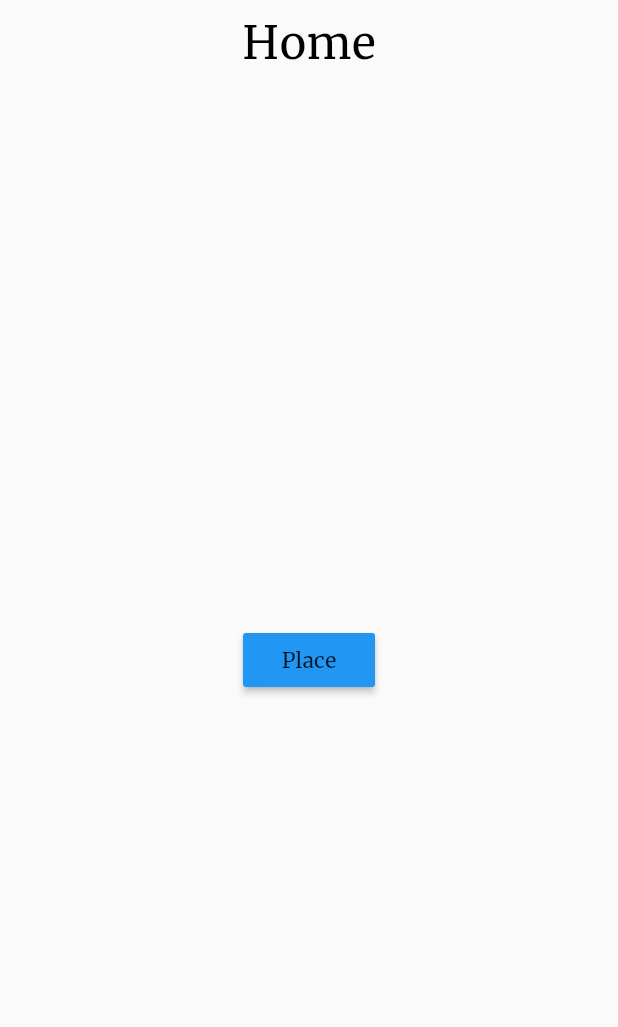
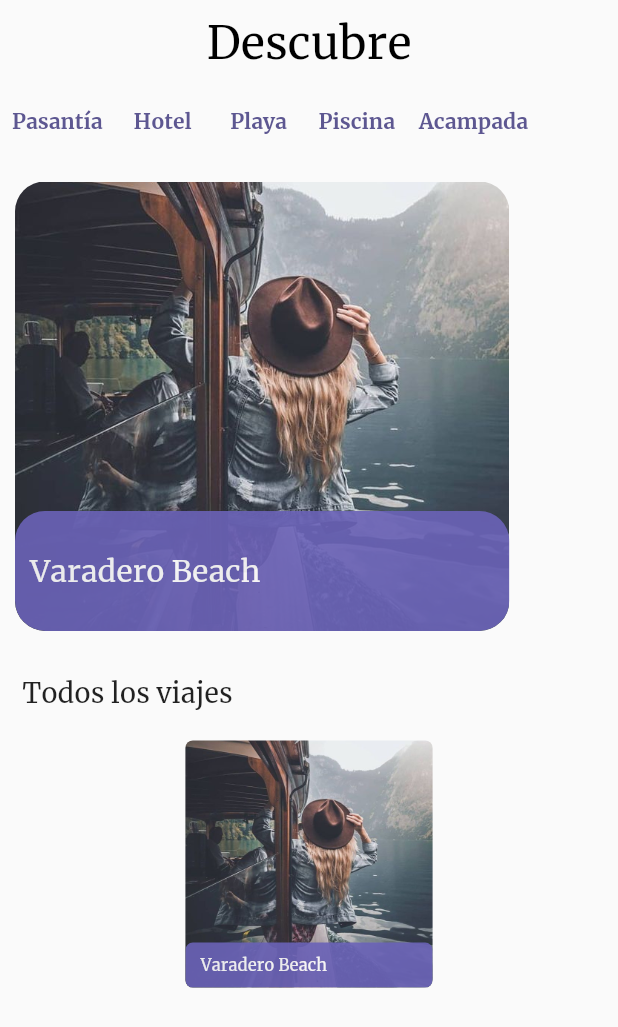
Before and after one commit to GuillermoPerez32/fortour, a Flutter app: the screen it shows after launch, after a tap on "Vámonos", on a phone screen of 412 x 824 dp. Shown: the top 1027 px of the screen. Run offline on Flutter 3.47's test engine with Material 2 defaults, Android fonts, the phone set to English and light mode, and no system bars; our stand-ins replace firebase_core; accounts and stored records are empty.

Commit message:
status 19122022

```diff
--- a/lib/main.dart
+++ b/lib/main.dart
@@ -1,13 +1,13 @@
-import 'package:firebase_core/firebase_core.dart';
+// import 'package:firebase_core/firebase_core.dart';
 import 'package:flutter/material.dart';
 import 'package:fortour/src/app.dart';
 
-import 'src/core/firebase_options.dart';
+// import 'src/core/firebase_options.dart';
 
 void main() async {
-  WidgetsFlutterBinding.ensureInitialized();
-  await Firebase.initializeApp(
-    options: DefaultFirebaseOptions.currentPlatform,
-  );
+  // WidgetsFlutterBinding.ensureInitialized();
+  // await Firebase.initializeApp(
+  //   options: DefaultFirebaseOptions.currentPlatform,
+  // );
   runApp(const MyApp());
 }
--- a/lib/src/data/mocks/travels.dart
+++ b/lib/src/data/mocks/travels.dart
@@ -6,53 +6,9 @@ final mockTravels = <Travel>[
     image: 'assets/images/welcome.jpg',
     price: 24,
     remaining: 10,
-    title: 'Yuma',
+    title: 'Varadero Beach',
     id: 1,
     date: '20-5-22',
-  ),
-  Travel(
-    description: 'asdad',
-    image: 'assets/images/welcome.jpg',
-    price: 24,
-    remaining: 10,
-    title: 'Yuma',
-    id: 1,
-    date: '20-5-22',
-  ),
-  Travel(
-    description: 'asdad',
-    image: 'assets/images/welcome.jpg',
-    price: 24,
-    remaining: 10,
-    title: 'Yuma',
-    id: 1,
-    date: '20-5-22',
-  ),
-  Travel(
-    description: 'asdad',
-    image: 'assets/images/welcome.jpg',
-    price: 24,
-    remaining: 10,
-    title: 'Yuma',
-    id: 1,
-    date: '20-5-22',
-  ),
-  Travel(
-    description: 'asdad',
-    image: 'assets/images/welcome.jpg',
-    price: 24,
-    remaining: 10,
-    title: 'Yuma',
-    id: 1,
-    date: '20-5-22',
-  ),
-  Travel(
-    description: 'asdad',
-    image: 'assets/images/welcome.jpg',
-    price: 24,
-    remaining: 10,
-    title: 'Yuma',
-    id: 1,
-    date: '20-5-22',
+    categories: ['Playa'],
   ),
 ];
--- a/lib/src/data/models/absctract_travel.dart
+++ b/lib/src/data/models/absctract_travel.dart
@@ -7,6 +7,8 @@ abstract class ITravel {
   final int remaining;
   final int id;
   final String date;
+  final List<String> categories;
+
   ITravel({
     required this.description,
     required this.image,
@@ -15,5 +17,6 @@ abstract class ITravel {
     required this.title,
     required this.id,
     required this.date,
+    required this.categories,
   });
 }
--- a/lib/src/data/models/travel.dart
+++ b/lib/src/data/models/travel.dart
@@ -9,5 +9,6 @@ class Travel extends ITravel {
     required super.title,
     required super.id,
     required super.date,
+    required super.categories,
   });
 }
--- a/lib/src/ui/pages/home.dart
+++ b/lib/src/ui/pages/home.dart
@@ -1,5 +1,7 @@
 import 'package:flutter/material.dart';
-import 'package:fortour/src/ui/pages/place.dart';
+import 'package:fortour/src/data/mocks/travels.dart';
+import 'package:fortour/src/ui/widgets/categories_list.dart';
+import 'package:fortour/src/ui/widgets/travel_card.dart';
 
 class HomePage extends StatelessWidget {
   const HomePage({super.key});
@@ -8,16 +10,61 @@ class HomePage extends StatelessWidget {
 
   @override
   Widget build(BuildContext context) {
+    final size = MediaQuery.of(context).size;
     return Scaffold(
       appBar: AppBar(
-        title: const Text('Home'),
+        title: const Text('Descubre'),
+        actions: const [
+          // Padding(
+          //   padding: EdgeInsets.only(right: 8),
+          //   child: CircleAvatar(
+          //     backgroundImage: AssetImage('assets/images/profile.jpg'),
+          //   ),
+          // ),
+        ],
       ),
-      body: Center(
-        child: MaterialButton(
-          onPressed: () => Navigator.of(context).pushNamed(PlacePage.name),
-          color: Theme.of(context).primaryColor,
-          child: const Text('Place'),
-        ),
+      body: ListView(
+        children: [
+          const CategoriesList(),
+          Container(
+            padding: const EdgeInsets.symmetric(vertical: 10, horizontal: 5),
+            height: size.height * .4,
+            child: ListView.builder(
+              scrollDirection: Axis.horizontal,
+              clipBehavior: Clip.antiAliasWithSaveLayer,
+              itemCount: mockTravels.length,
+              itemBuilder: (BuildContext context, int index) {
+                return TravelCard(
+                  travel: mockTravels[index],
+                  small: false,
+                );
+              },
+            ),
+          ),
+          const Padding(
+            padding: EdgeInsets.all(15.0),
+            child: Text(
+              'Todos los viajes',
+              style: TextStyle(
+                fontSize: 18,
+              ),
+            ),
+          ),
+          Center(
+            child: Wrap(
+              runSpacing: 5,
+              spacing: size.width * .02,
+              children: mockTravels
+                  .map(
+                    (travel) => TravelCard(
+                      travel: travel,
+                      small: true,
+                    ),
+                  )
+                  .toList(),
+            ),
+          )
+        ],
       ),
     );
   }
--- /dev/null
+++ b/lib/src/ui/widgets/categories_list.dart
@@ -0,0 +1,26 @@
+import 'package:flutter/material.dart';
+import 'package:fortour/src/ui/widgets/category_item.dart';
+
+class CategoriesList extends StatelessWidget {
+  const CategoriesList({
+    Key? key,
+  }) : super(key: key);
+
+  @override
+  Widget build(BuildContext context) {
+    const List<String> categories = [
+      'Pasantía',
+      'Hotel',
+      'Playa',
+      'Piscina',
+      'Acampada',
+    ];
+    return SizedBox(
+      height: 50,
+      child: ListView(
+        scrollDirection: Axis.horizontal,
+        children: categories.map((e) => CategoryItem(name: e)).toList(),
+      ),
+    );
+  }
+}
--- /dev/null
+++ b/lib/src/ui/widgets/category_item.dart
@@ -0,0 +1,21 @@
+import 'package:flutter/material.dart';
+
+class CategoryItem extends StatelessWidget {
+  final String name;
+
+  const CategoryItem({
+    Key? key,
+    required this.name,
+  }) : super(key: key);
+
+  @override
+  Widget build(BuildContext context) {
+    return TextButton(
+      onPressed: () {},
+      child: Text(
+        name,
+        style: const TextStyle(fontWeight: FontWeight.bold),
+      ),
+    );
+  }
+}
--- /dev/null
+++ b/lib/src/ui/widgets/travel_card.dart
@@ -0,0 +1,59 @@
+import 'package:flutter/material.dart';
+import 'package:fortour/src/data/models/travel.dart';
+
+class TravelCard extends StatelessWidget {
+  final Travel travel;
+  final bool small;
+
+  const TravelCard({
+    Key? key,
+    required this.travel,
+    required this.small,
+  }) : super(key: key);
+
+  @override
+  Widget build(BuildContext context) {
+    final size = MediaQuery.of(context).size;
+    return Container(
+      width: small ? size.width * .4 : size.width * .8,
+      height: small ? size.height * .2 : size.height * .4,
+      margin: const EdgeInsets.all(5),
+      clipBehavior: Clip.antiAliasWithSaveLayer,
+      decoration: BoxDecoration(
+        borderRadius: BorderRadius.circular(small ? 5 : 20),
+        image: DecorationImage(
+          fit: BoxFit.cover,
+          image: AssetImage(travel.image),
+        ),
+      ),
+      child: Column(
+        mainAxisAlignment: MainAxisAlignment.end,
+        children: [
+          Opacity(
+            opacity: .9,
+            child: Container(
+              height: small ? 30 : 80,
+              clipBehavior: Clip.antiAliasWithSaveLayer,
+              decoration: BoxDecoration(
+                borderRadius: BorderRadius.circular(small ? 5 : 20),
+                color: const Color(0XFF6A62B7),
+              ),
+              child: Row(
+                children: [
+                  const SizedBox(width: 10),
+                  Text(
+                    travel.title,
+                    style: TextStyle(
+                      fontSize: small ? 11 : 20,
+                      color: Colors.white,
+                    ),
+                  ),
+                ],
+              ),
+            ),
+          )
+        ],
+      ),
+    );
+  }
+}
```
Also changed, not shown: assets/images/profile.jpg (added).
